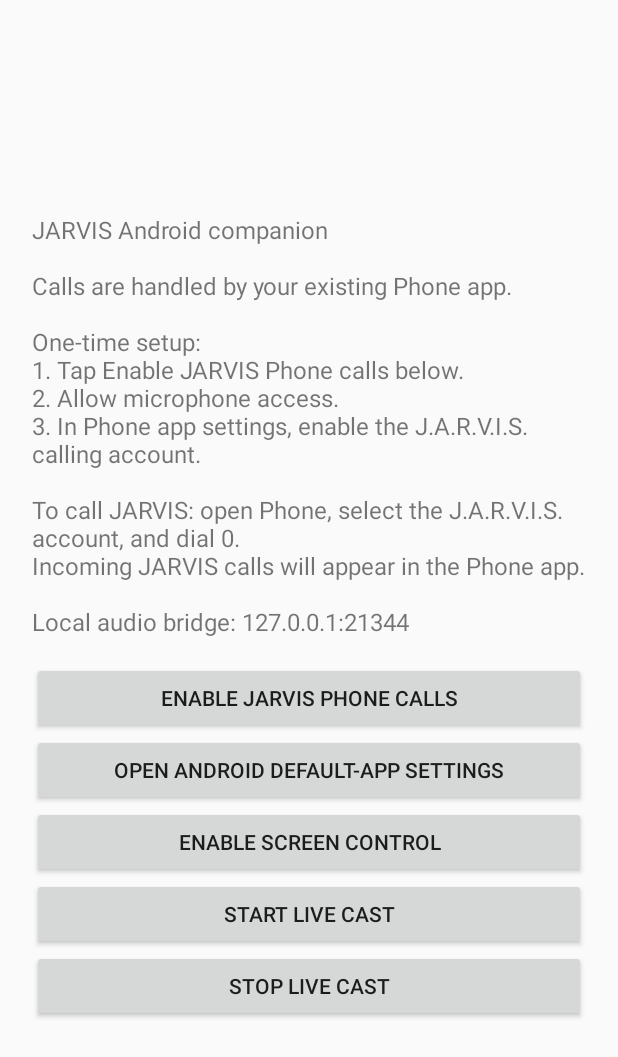
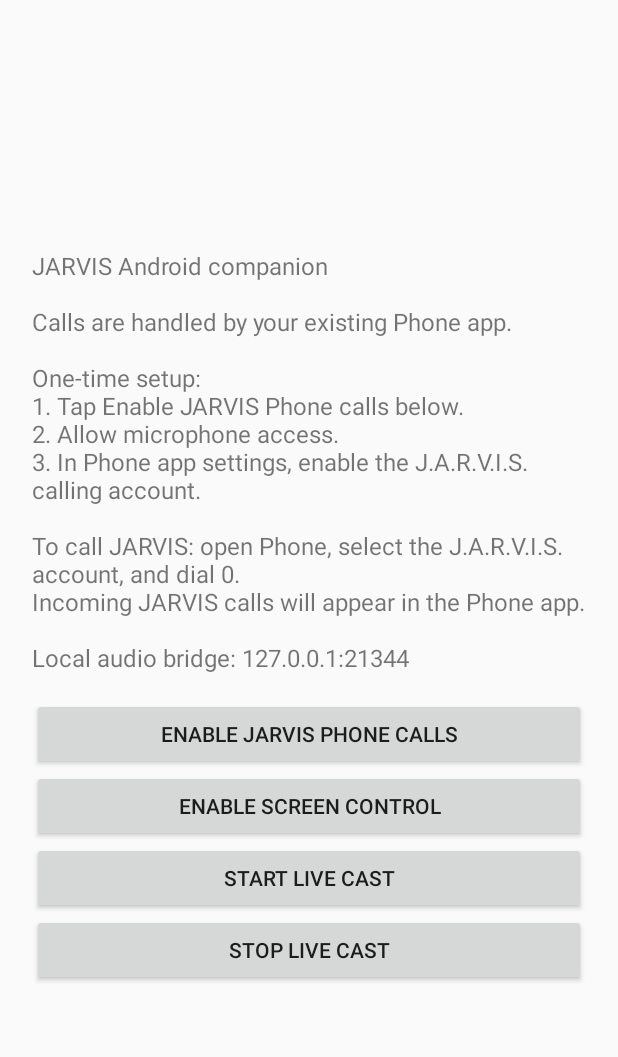
Before and after one commit to suyogpawate-lab/jarvis, an Android app: the screen it shows after launch (MainActivity), on a phone screen of 412 x 824 dp. Shown: the top 1057 px of the screen. Run offline under Robolectric (Android 15) with nearby library versions, the phone set to English and light mode, and no system bars.

Commit message:
Remove unrelated default-app settings shortcut

```diff
--- a/android-screen-cast/app/src/main/java/dev/jarvis/screencast/MainActivity.kt
+++ b/android-screen-cast/app/src/main/java/dev/jarvis/screencast/MainActivity.kt
@@ -41,9 +41,6 @@ class MainActivity : Activity() {
         }
         layout.addView(status)
         layout.addView(button("Enable JARVIS Phone calls") { enableCalling() })
-        layout.addView(button("Open Android default-app settings") {
-            startActivity(Intent(Settings.ACTION_MANAGE_DEFAULT_APPS_SETTINGS))
-        })
         layout.addView(button("Enable screen control") {
             startActivity(Intent(Settings.ACTION_ACCESSIBILITY_SETTINGS))
         })
```
